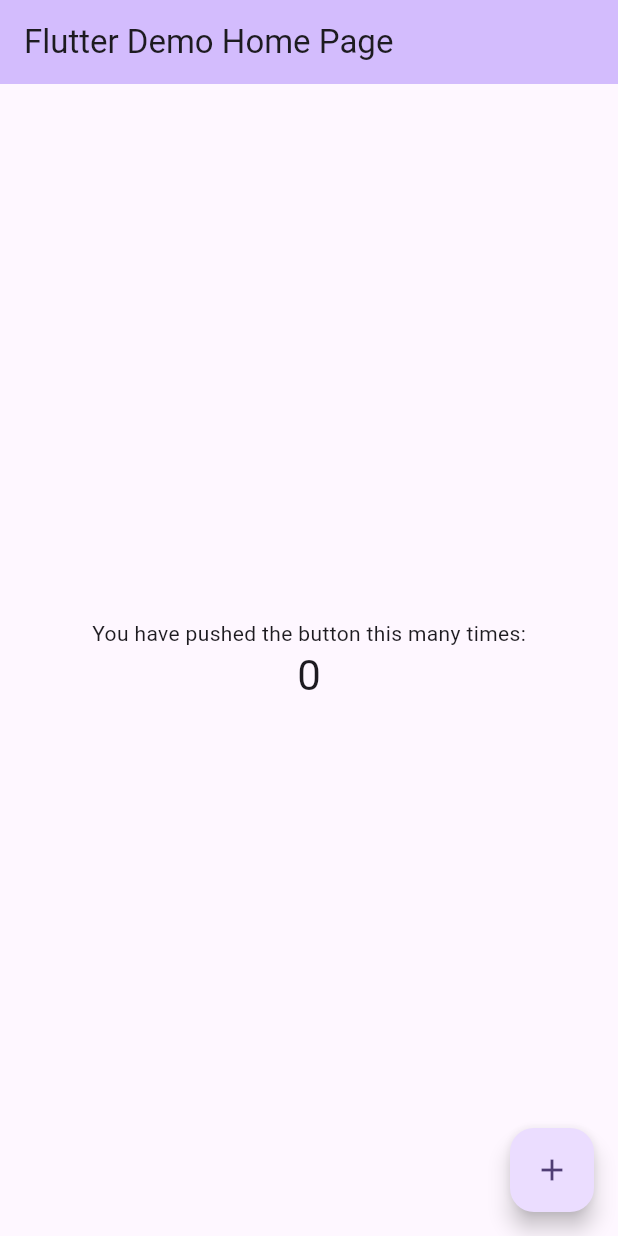
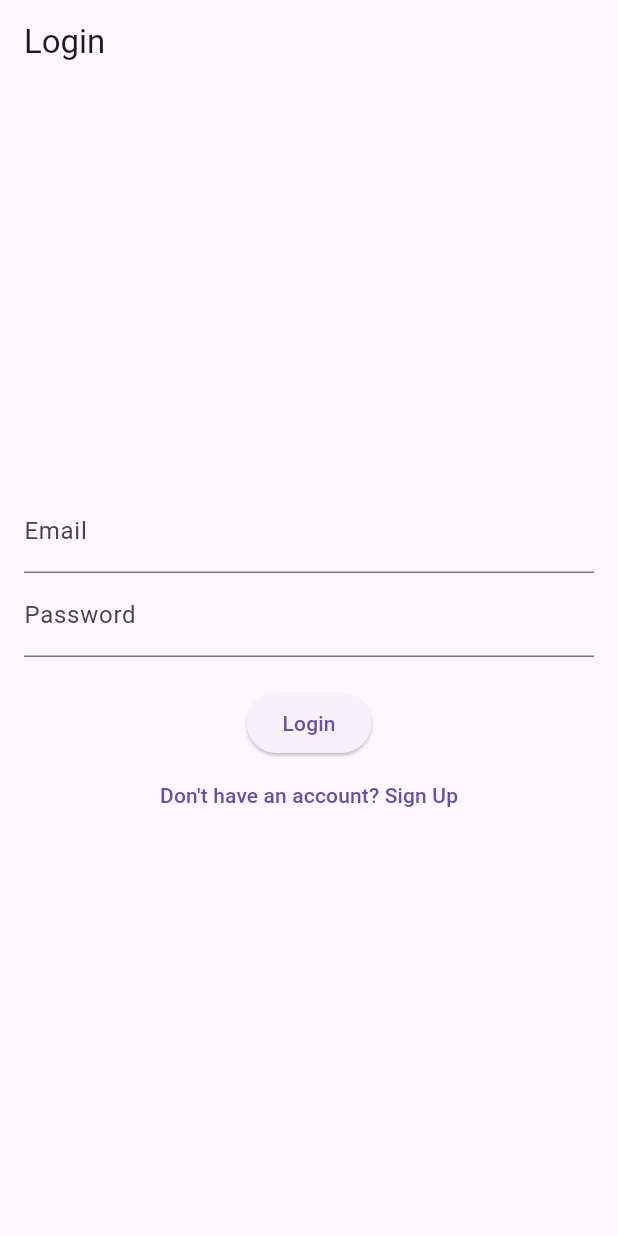
Before and after one commit to AlanChu61/music_learn_frontend, a Flutter app: the screen it shows after launch, on a phone screen of 412 x 824 dp. Run offline on Flutter 3.47's test engine with Material 3 defaults, Android fonts, the phone set to English and light mode, and no system bars.

Commit message:
init structure

```diff
--- a/lib/main.dart
+++ b/lib/main.dart
@@ -1,125 +1,28 @@
 import 'package:flutter/material.dart';
+import 'screens/login_screen.dart';
+import 'screens/signup_screen.dart';
+import 'screens/student_dashboard_screen.dart';
+import 'screens/course_screen.dart';
 
 void main() {
-  runApp(const MyApp());
+  runApp(MusicLearnApp());
 }
 
-class MyApp extends StatelessWidget {
-  const MyApp({super.key});
-
-  // This widget is the root of your application.
+class MusicLearnApp extends StatelessWidget {
   @override
   Widget build(BuildContext context) {
     return MaterialApp(
-      title: 'Flutter Demo',
+      title: 'Music Learn',
       theme: ThemeData(
-        // This is the theme of your application.
-        //
-        // TRY THIS: Try running your application with "flutter run". You'll see
-        // the application has a purple toolbar. Then, without quitting the app,
-        // try changing the seedColor in the colorScheme below to Colors.green
-        // and then invoke "hot reload" (save your changes or press the "hot
-        // reload" button in a Flutter-supported IDE, or press "r" if you used
-        // the command line to start the app).
-        //
-        // Notice that the counter didn't reset back to zero; the application
-        // state is not lost during the reload. To reset the state, use hot
-        // restart instead.
-        //
-        // This works for code too, not just values: Most code changes can be
-        // tested with just a hot reload.
-        colorScheme: ColorScheme.fromSeed(seedColor: Colors.deepPurple),
-        useMaterial3: true,
+        primarySwatch: Colors.blue,
       ),
-      home: const MyHomePage(title: 'Flutter Demo Home Page'),
+      initialRoute: '/login',
+      routes: {
+        '/login': (context) => LoginScreen(),
+        '/signup': (context) => SignUpScreen(),
+        '/student_dashboard': (context) => StudentDashboardScreen(),
+        '/courses': (context) => CourseScreen(),
+      },
     );
   }
 }
-
-class MyHomePage extends StatefulWidget {
-  const MyHomePage({super.key, required this.title});
-
-  // This widget is the home page of your application. It is stateful, meaning
-  // that it has a State object (defined below) that contains fields that affect
-  // how it looks.
-
-  // This class is the configuration for the state. It holds the values (in this
-  // case the title) provided by the parent (in this case the App widget) and
-  // used by the build method of the State. Fields in a Widget subclass are
-  // always marked "final".
-
-  final String title;
-
-  @override
-  State<MyHomePage> createState() => _MyHomePageState();
-}
-
-class _MyHomePageState extends State<MyHomePage> {
-  int _counter = 0;
-
-  void _incrementCounter() {
-    setState(() {
-      // This call to setState tells the Flutter framework that something has
-      // changed in this State, which causes it to rerun the build method below
-      // so that the display can reflect the updated values. If we changed
-      // _counter without calling setState(), then the build method would not be
-      // called again, and so nothing would appear to happen.
-      _counter++;
-    });
-  }
-
-  @override
-  Widget build(BuildContext context) {
-    // This method is rerun every time setState is called, for instance as done
-    // by the _incrementCounter method above.
-    //
-    // The Flutter framework has been optimized to make rerunning build methods
-    // fast, so that you can just rebuild anything that needs updating rather
-    // than having to individually change instances of widgets.
-    return Scaffold(
-      appBar: AppBar(
-        // TRY THIS: Try changing the color here to a specific color (to
-        // Colors.amber, perhaps?) and trigger a hot reload to see the AppBar
-        // change color while the other colors stay the same.
-        backgroundColor: Theme.of(context).colorScheme.inversePrimary,
-        // Here we take the value from the MyHomePage object that was created by
-        // the App.build method, and use it to set our appbar title.
-        title: Text(widget.title),
-      ),
-      body: Center(
-        // Center is a layout widget. It takes a single child and positions it
-        // in the middle of the parent.
-        child: Column(
-          // Column is also a layout widget. It takes a list of children and
-          // arranges them vertically. By default, it sizes itself to fit its
-          // children horizontally, and tries to be as tall as its parent.
-          //
-          // Column has various properties to control how it sizes itself and
-          // how it positions its children. Here we use mainAxisAlignment to
-          // center the children vertically; the main axis here is the vertical
-          // axis because Columns are vertical (the cross axis would be
-          // horizontal).
-          //
-          // TRY THIS: Invoke "debug painting" (choose the "Toggle Debug Paint"
-          // action in the IDE, or press "p" in the console), to see the
-          // wireframe for each widget.
-          mainAxisAlignment: MainAxisAlignment.center,
-          children: <Widget>[
-            const Text(
-              'You have pushed the button this many times:',
-            ),
-            Text(
-              '$_counter',
-              style: Theme.of(context).textTheme.headlineMedium,
-            ),
-          ],
-        ),
-      ),
-      floatingActionButton: FloatingActionButton(
-        onPressed: _incrementCounter,
-        tooltip: 'Increment',
-        child: const Icon(Icons.add),
-      ), // This trailing comma makes auto-formatting nicer for build methods.
-    );
-  }
-}
--- /dev/null
+++ b/lib/screens/login_screen.dart
@@ -0,0 +1,45 @@
+import 'package:flutter/material.dart';
+
+class LoginScreen extends StatelessWidget {
+  final TextEditingController emailController = TextEditingController();
+  final TextEditingController passwordController = TextEditingController();
+
+  @override
+  Widget build(BuildContext context) {
+    return Scaffold(
+      appBar: AppBar(
+        title: Text('Login'),
+      ),
+      body: Padding(
+        padding: const EdgeInsets.all(16.0),
+        child: Column(
+          mainAxisAlignment: MainAxisAlignment.center,
+          children: [
+            TextField(
+              controller: emailController,
+              decoration: InputDecoration(labelText: 'Email'),
+            ),
+            TextField(
+              controller: passwordController,
+              decoration: InputDecoration(labelText: 'Password'),
+              obscureText: true,
+            ),
+            SizedBox(height: 20),
+            ElevatedButton(
+              onPressed: () {
+                Navigator.pushNamed(context, '/student_dashboard');
+              },
+              child: Text('Login'),
+            ),
+            TextButton(
+              onPressed: () {
+                Navigator.pushNamed(context, '/signup');
+              },
+              child: Text('Don\'t have an account? Sign Up'),
+            ),
+          ],
+        ),
+      ),
+    );
+  }
+}
```
Also changed, not shown: lib/screens/course_screen.dart (added, +36 -0 lines), lib/screens/signup_screen.dart (added, +44 -0 lines), lib/screens/student_dashboard_screen.dart (added, +48 -0 lines), lib/widgets/course_item.dart (added, +47 -0 lines).
